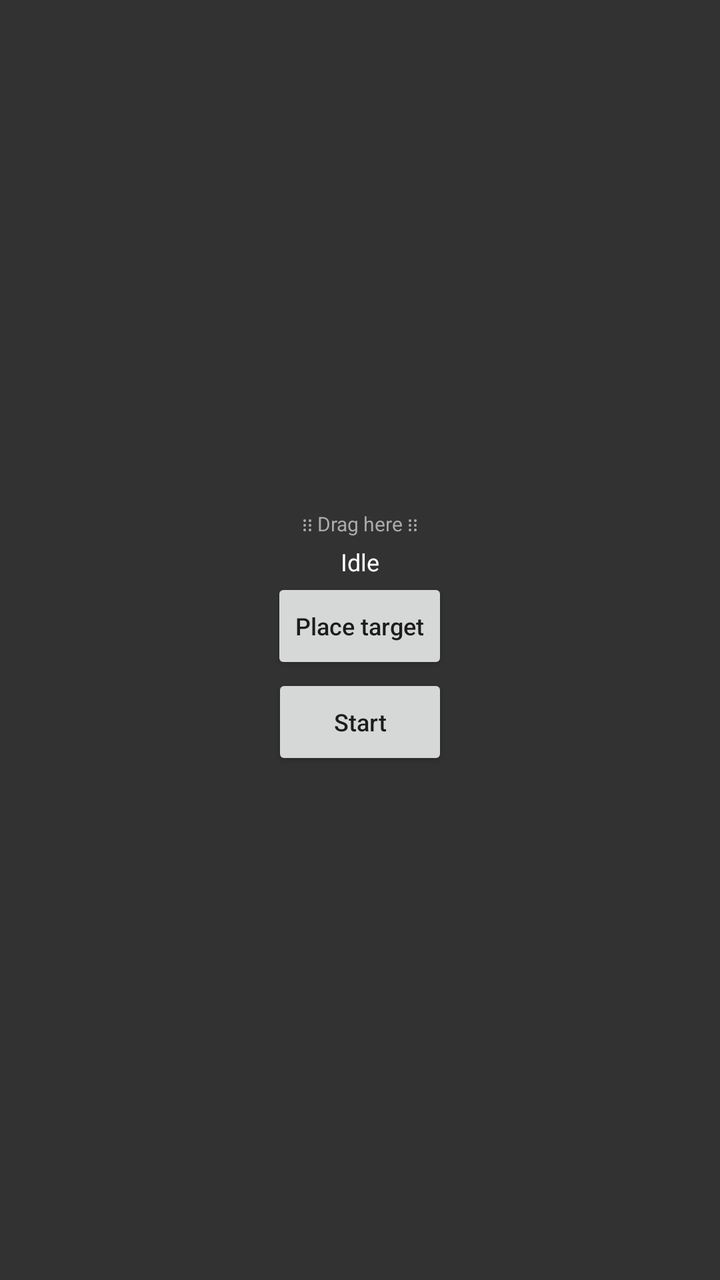
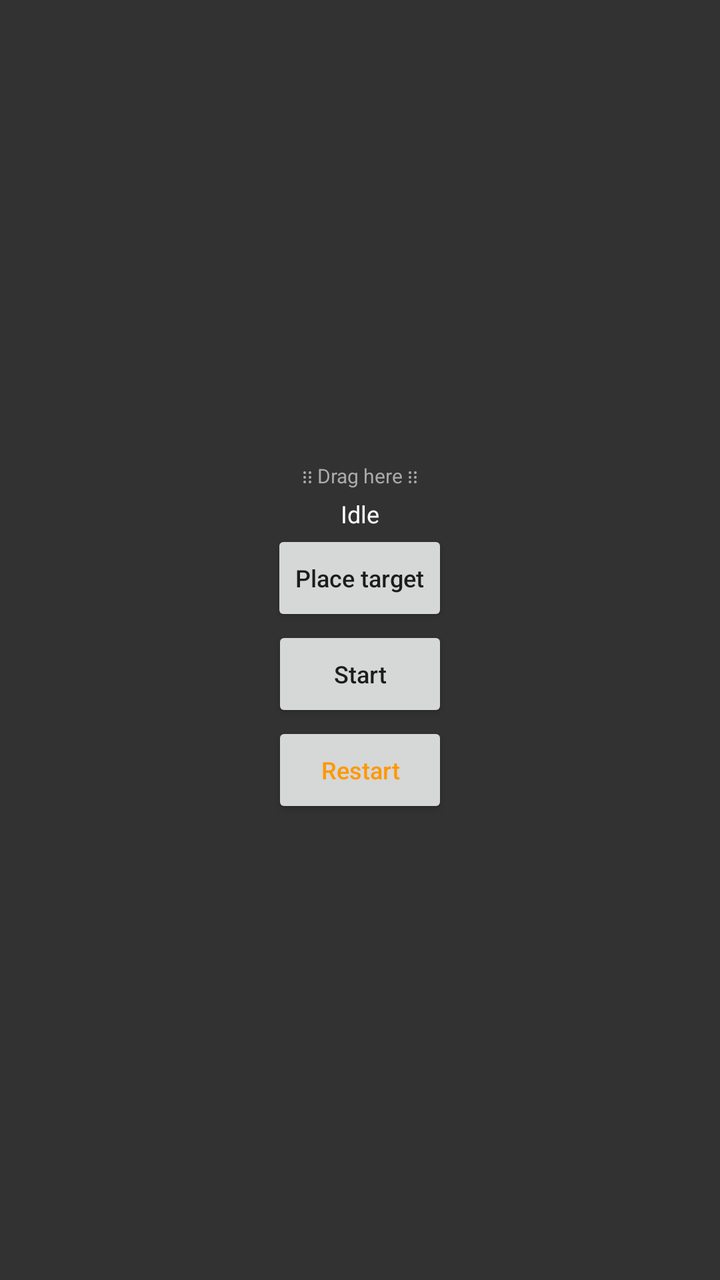

An Android layout rendered at two revisions. The XML below is the earlier revision; the diff shows what the commit changed to produce the second picture.
<!-- AndroidManifest.xml: application theme Theme.AutoTap -->
<!-- res/layout/overlay_controls.xml -->
<?xml version="1.0" encoding="utf-8"?>
<LinearLayout xmlns:android="http://schemas.android.com/apk/res/android"
    android:layout_width="wrap_content"
    android:layout_height="wrap_content"
    android:orientation="vertical"
    android:padding="8dp"
    android:background="#CC000000"
    android:gravity="center">

    <TextView
        android:layout_width="match_parent"
        android:layout_height="wrap_content"
        android:text="⋮⋮ Drag here ⋮⋮"
        android:textColor="#AAAAAA"
        android:textSize="10sp"
        android:gravity="center"
        android:paddingBottom="4dp" />

    <TextView
        android:id="@+id/overlayStatus"
        android:layout_width="wrap_content"
        android:layout_height="wrap_content"
        android:text="Idle"
        android:textColor="#FFFFFF"
        android:textSize="12sp" />

    <Button
        android:id="@+id/btnPlace"
        android:layout_width="wrap_content"
        android:layout_height="wrap_content"
        android:text="Place target"
        android:textAllCaps="false"
        android:textSize="12sp" />

    <Button
        android:id="@+id/btnToggle"
        android:layout_width="wrap_content"
        android:layout_height="wrap_content"
        android:text="Start"
        android:textAllCaps="false"
        android:textSize="12sp" />
</LinearLayout>
<!-- resources referenced by this layout -->
<resources>
  <style name="Theme.AutoTap" parent="Theme.AppCompat.Light.DarkActionBar">
          <item name="colorPrimary">@color/purple_500</item>
          <item name="colorPrimaryDark">@color/purple_700</item>
          <item name="colorAccent">@color/teal_200</item>
      </style>
  <color name="purple_500">#6750A4</color>
  <color name="purple_700">#4F378B</color>
  <color name="teal_200">#80CBC4</color>
</resources>

<!-- the commit's change to res/layout/overlay_controls.xml (unified diff, before → after) -->
@@ -39,4 +39,13 @@
         android:text="Start"
         android:textAllCaps="false"
         android:textSize="12sp" />
+
+    <Button
+        android:id="@+id/btnRestart"
+        android:layout_width="wrap_content"
+        android:layout_height="wrap_content"
+        android:text="Restart"
+        android:textAllCaps="false"
+        android:textSize="12sp"
+        android:textColor="#FF9800" />
 </LinearLayout>
